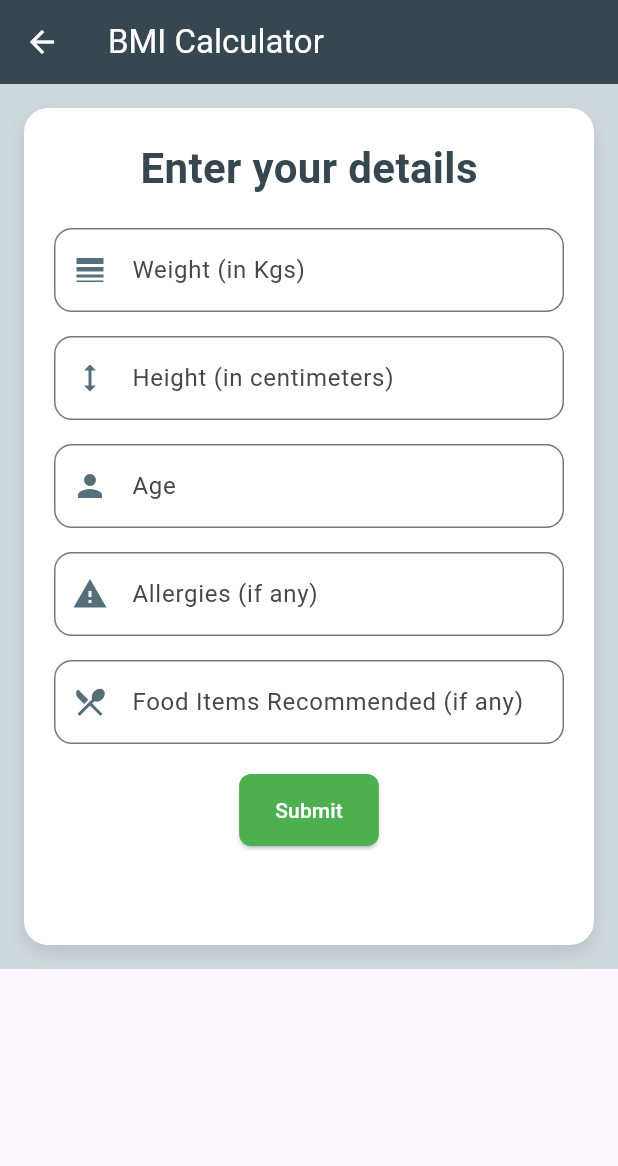
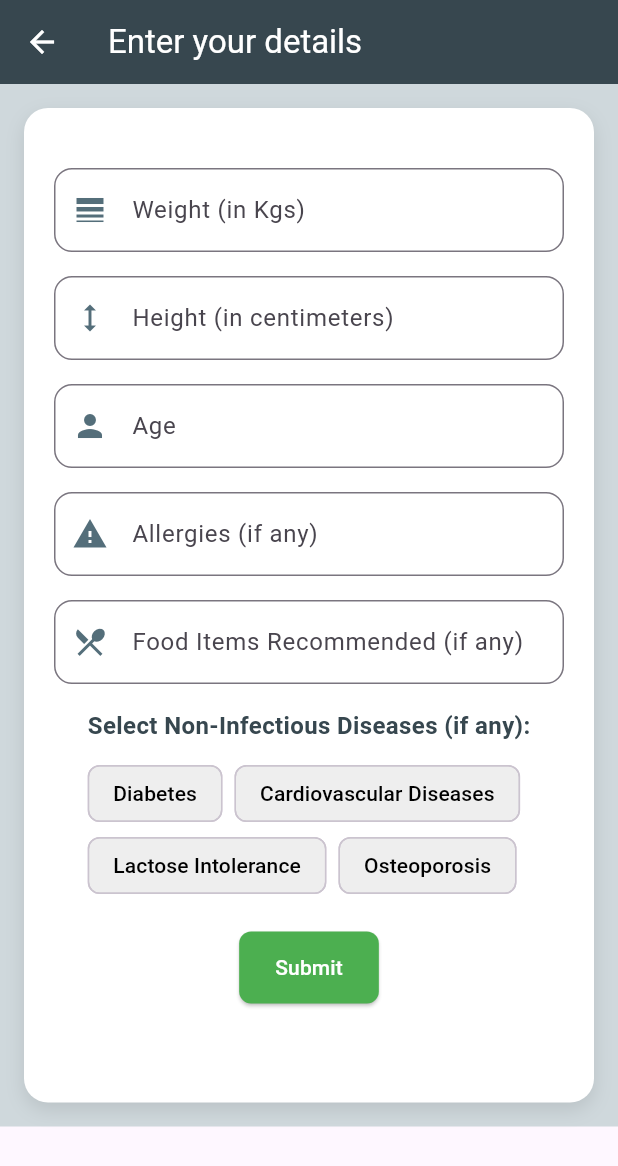
Before and after one commit to hashanwijemanna/NutriMob, a Flutter app: the BMICalculater screen opened directly, on a phone screen of 412 x 824 dp. Shown: the top 1166 px of the screen. Run offline on Flutter 3.47's test engine with Material 3 defaults, Android fonts, the phone set to English and light mode, and no system bars; our stand-ins replace cloud_firestore, firebase_auth, firebase_core, firebase_database, google_fonts, google_sign_in; accounts and stored records are empty.

Commit message:
Updated.
Backend updated

```diff
--- a/nutri_mob/lib/BMI CAL.dart
+++ b/nutri_mob/lib/BMI CAL.dart
@@ -23,12 +23,20 @@ class _BMICalculaterState extends State<BMICalculater> {
   final FirebaseAuth _auth = FirebaseAuth.instance;
   final FirebaseDatabase _database = FirebaseDatabase.instance;
 
+  List<String> diseases = [
+    'Diabetes',
+    'Cardiovascular Diseases',
+    'Lactose Intolerance',
+    'Osteoporosis'
+  ];
+  List<String> selectedDiseases = [];
+
   @override
   Widget build(BuildContext context) {
     return Scaffold(
       appBar: AppBar(
         title: Text(
-          'BMI Calculator',
+          'Enter your details',
           style: TextStyle(color: Colors.white),
         ),
         backgroundColor: Colors.blueGrey.shade800,
@@ -57,14 +65,6 @@ class _BMICalculaterState extends State<BMICalculater> {
               child: Column(
                 mainAxisAlignment: MainAxisAlignment.center,
                 children: [
-                  Text(
-                    'Enter your details',
-                    style: TextStyle(
-                      fontSize: 28,
-                      fontWeight: FontWeight.w700,
-                      color: Colors.blueGrey.shade800,
-                    ),
-                  ),
                   SizedBox(height: 20),
                   _buildTextField(
                     controller: wtController,
@@ -95,6 +95,8 @@ class _BMICalculaterState extends State<BMICalculater> {
                     label: 'Food Items Recommended (if any)',
                     icon: Icons.local_dining,
                   ),
+                  SizedBox(height: 16),
+                  _buildDiseaseSelection(),
                   SizedBox(height: 20),
                   ElevatedButton(
                     onPressed: () async {
@@ -129,6 +131,9 @@ class _BMICalculaterState extends State<BMICalculater> {
                           }
                           if (foodItems.isNotEmpty) {
                             userData["food_items_recommended"] = foodItems;
+                          }
+                          if (selectedDiseases.isNotEmpty) {
+                            userData["selected_diseases"] = selectedDiseases;
                           }
 
                           await _database.ref("users/${user.uid}/bioData").set(userData);
@@ -196,4 +201,44 @@ class _BMICalculaterState extends State<BMICalculater> {
       keyboardType: TextInputType.text,
     );
   }
+
+  Widget _buildDiseaseSelection() {
+    return Column(
+      crossAxisAlignment: CrossAxisAlignment.start,
+      children: [
+        Text(
+          'Select Non-Infectious Diseases (if any):',
+          style: TextStyle(
+            fontSize: 16,
+            fontWeight: FontWeight.w600,
+            color: Colors.blueGrey.shade800,
+          ),
+        ),
+        SizedBox(height: 10),
+        Wrap(
+          spacing: 8.0,
+          children: diseases.map((disease) {
+            return ChoiceChip(
+              label: Text(disease),
+              selected: selectedDiseases.contains(disease),
+              onSelected: (selected) {
+                setState(() {
+                  selected
+                      ? selectedDiseases.add(disease)
+                      : selectedDiseases.remove(disease);
+                });
+              },
+              selectedColor: Colors.green.shade200,
+              backgroundColor: Colors.grey.shade200,
+              labelStyle: TextStyle(
+                color: selectedDiseases.contains(disease)
+                    ? Colors.white
+                    : Colors.black,
+              ),
+            );
+          }).toList(),
+        ),
+      ],
+    );
+  }
 }
--- a/nutri_mob/lib/LoginSignup/signup.dart
+++ b/nutri_mob/lib/LoginSignup/signup.dart
@@ -111,7 +111,7 @@ class _SignUpScreenState extends State<SignUpScreen> {
                 ),
                 const SizedBox(height: 30),
                 MyButton(
-                  onTap: signUp,
+                  onTap: signUpUser,
                   text: "Sign Up",
                   isLoading: isLoading,
                   gradient: const LinearGradient(
```
Also changed, not shown: nutri_mob/pubspec.lock.
